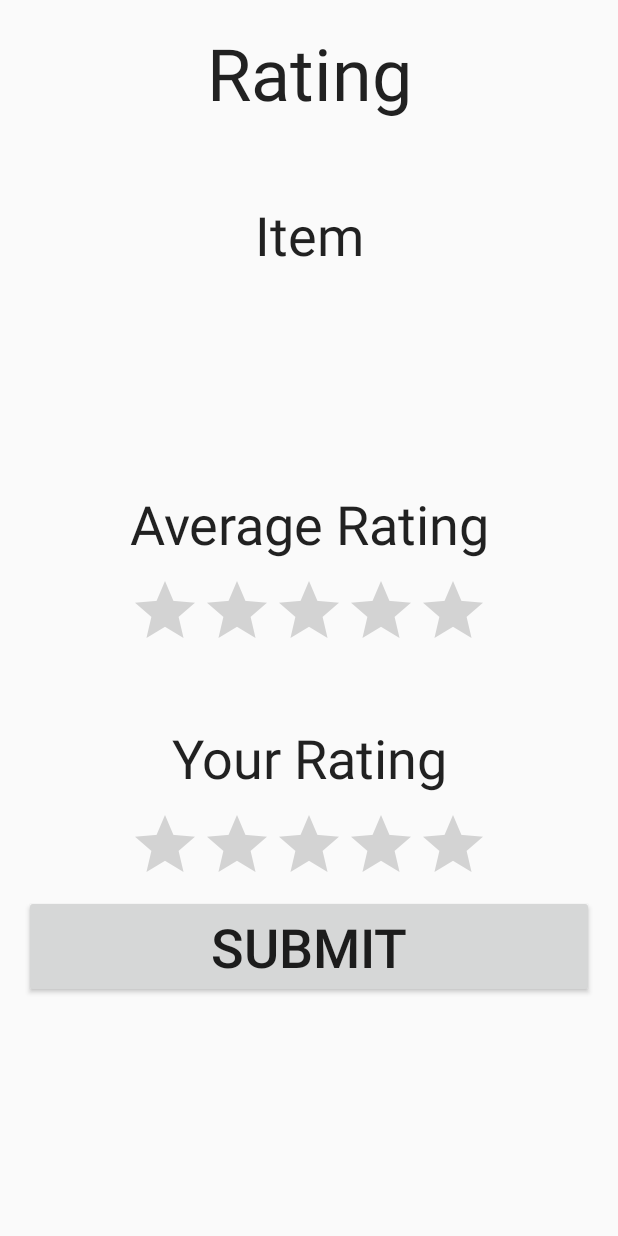
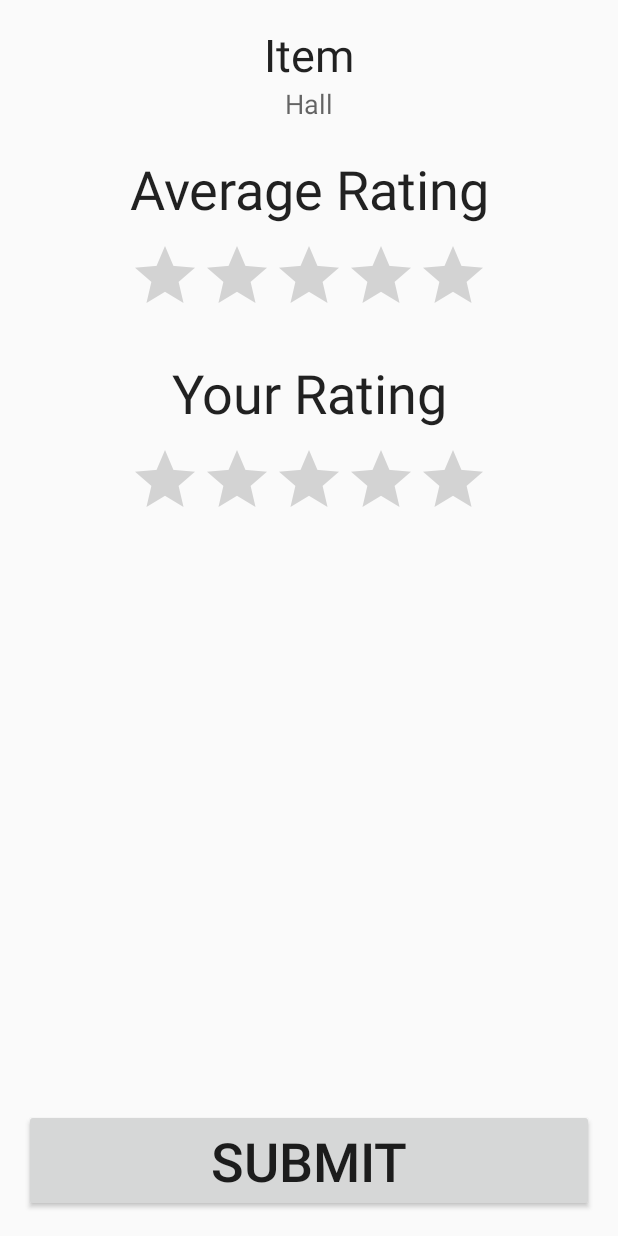
Before and after one commit to aschleicher2/HuskerDining, an Android app: the layout activity_rating.xml on its own in the app's theme, with its tools: preview values and no code run, on a phone screen of 412 x 824 dp. Run offline under Robolectric (Android 15) with nearby library versions, the light colour scheme and no system bars.

Commit message:
Updated layout and finished RatingActivity

```diff
--- a/HuskerDining/app/src/main/java/group12/huskerdining/InfoActivity.java
+++ b/HuskerDining/app/src/main/java/group12/huskerdining/InfoActivity.java
@@ -106,7 +106,7 @@ public class InfoActivity extends ActionBarActivity {
 
         Spinner s = (Spinner) findViewById(R.id.spinner_name);
         ArrayAdapter<String> adapter = new ArrayAdapter<String>(this,
-                android.R.layout.simple_spinner_dropdown_item, spinner);
+                android.R.layout.simple_list_item_1, spinner);
         s.setAdapter(adapter);
     }
     private void setHallHours(String hall_name) {
--- a/HuskerDining/app/src/main/java/group12/huskerdining/MenuActivity.java
+++ b/HuskerDining/app/src/main/java/group12/huskerdining/MenuActivity.java
@@ -35,7 +35,7 @@ public class MenuActivity extends ActionBarActivity {
             ArrayList<ArrayList<Object>> hallNameList = connect.execute("SELECT name FROM Hall " +
                     "JOIN Menu on hall_id = Hall.id " +
                     "WHERE Menu.id = " + menuId).get();
-            String hallName = (String)hallNameList.get(0).get(0);
+            final String hallName = (String)hallNameList.get(0).get(0);
             TextView name = (TextView)findViewById(R.id.diningHall_menu);
             name.setText(hallName);
 
@@ -49,7 +49,7 @@ public class MenuActivity extends ActionBarActivity {
                     + "JOIN MenuItem on item_id = MenuItem.id "
                     + "WHERE menu_id = " + menuId).get();
 
-            ArrayList<String> menuList = new ArrayList<String>();
+            final ArrayList<String> menuList = new ArrayList<String>();
             final ArrayList<Integer> itemIds = new ArrayList<Integer>();
 
             String currentCategory = "";
@@ -74,6 +74,8 @@ public class MenuActivity extends ActionBarActivity {
                     if(itemId != 0){
                         Intent intent = new Intent(view.getContext(), RatingActivity.class);
                         intent.putExtra("itemId",itemId);
+                        intent.putExtra("itemName",menuList.get(position));
+                        intent.putExtra("hallName",hallName);
                         startActivity(intent);
                     }
                 }
--- a/HuskerDining/app/src/main/java/group12/huskerdining/SelectionActivity.java
+++ b/HuskerDining/app/src/main/java/group12/huskerdining/SelectionActivity.java
@@ -133,7 +133,7 @@ public class SelectionActivity extends ActionBarActivity {
     public void addItemsOnTypeSpinner(){
         Spinner meal_type_dropdown = (Spinner)findViewById(R.id.spinner_meal);
         String[] items = new String[]{"Breakfast", "Lunch", "Dinner"};
-        ArrayAdapter<String> adapter = new ArrayAdapter<String>(this, android.R.layout.simple_spinner_item, items);
+        ArrayAdapter<String> adapter = new ArrayAdapter<String>(this, android.R.layout.simple_list_item_1, items);
         meal_type_dropdown.setAdapter(adapter);
         //meal_type_dropdown.setOnItemSelectedListener(new itemSelectedListener());
     }
@@ -163,7 +163,7 @@ public class SelectionActivity extends ActionBarActivity {
         for(int i=0; i<hall_names.size(); i++){
             items2[i] = hall_names.get(i).toString();
         }
-        ArrayAdapter<String> adapter2 = new ArrayAdapter<String>(this, android.R.layout.simple_spinner_item, items2);
+        ArrayAdapter<String> adapter2 = new ArrayAdapter<String>(this, android.R.layout.simple_list_item_1, items2);
         dining_hall_dropdown.setAdapter(adapter2);
     }
 
--- a/HuskerDining/app/src/main/res/layout/activity_menu.xml
+++ b/HuskerDining/app/src/main/res/layout/activity_menu.xml
@@ -25,7 +25,7 @@
         android:text="Hall name"
         android:id="@+id/diningHall_menu"
         android:gravity="center_horizontal"
-        android:textSize="@dimen/abc_action_button_min_width_overflow_material"
+        android:textSize="25dp"
         android:layout_alignParentTop="true"
         android:layout_alignParentLeft="true"
         android:layout_alignParentStart="true"
@@ -43,6 +43,7 @@
         android:layout_alignParentLeft="true"
         android:layout_alignParentStart="true"
         android:layout_alignParentRight="true"
-        android:layout_alignParentEnd="true" />
+        android:layout_alignParentEnd="true"
+        android:textSize="20dp" />
 
 </RelativeLayout>
--- a/HuskerDining/app/src/main/res/layout/activity_rating.xml
+++ b/HuskerDining/app/src/main/res/layout/activity_rating.xml
@@ -10,40 +10,25 @@
         android:layout_width="wrap_content"
         android:layout_height="wrap_content"
         android:textAppearance="?android:attr/textAppearanceLarge"
-        android:text="Rating"
-        android:id="@+id/text_rating"
-        android:textSize="@android:dimen/app_icon_size"
-        android:gravity="center_horizontal"
-        android:paddingBottom="10dp"
-        android:layout_alignParentRight="true"
-        android:layout_alignParentEnd="true"
-        android:layout_alignParentLeft="true"
-        android:layout_alignParentStart="true" />
-
-    <TextView
-        android:layout_width="wrap_content"
-        android:layout_height="wrap_content"
-        android:textAppearance="?android:attr/textAppearanceLarge"
         android:text="Item"
         android:id="@+id/text_item"
-        android:textSize="@dimen/abc_action_button_min_width_overflow_material"
+        android:textSize="30dp"
         android:gravity="center_horizontal"
-        android:paddingBottom="10dp"
-        android:layout_below="@+id/text_rating"
+        android:layout_alignParentTop="true"
         android:layout_alignParentLeft="true"
         android:layout_alignParentStart="true"
-        android:layout_marginTop="41dp"
-        android:layout_alignRight="@+id/text_rating"
-        android:layout_alignEnd="@+id/text_rating" />
+        android:layout_alignParentRight="true"
+        android:layout_alignParentEnd="true" />
 
     <RatingBar
         android:layout_width="wrap_content"
         android:layout_height="wrap_content"
         android:id="@+id/ratingBar"
-        android:layout_centerVertical="true"
         android:layout_centerHorizontal="true"
         android:stepSize="0.5"
-        android:isIndicator="true"/>
+        android:isIndicator="true"
+        android:layout_below="@+id/text_AverageRating"
+        android:paddingBottom="20dp" />
 
     <TextView
         android:layout_width="wrap_content"
@@ -54,11 +39,11 @@
         android:textSize="@dimen/abc_action_button_min_width_overflow_material"
         android:gravity="center_horizontal"
         android:paddingBottom="10dp"
-        android:layout_above="@+id/ratingBar"
         android:layout_alignRight="@+id/text_item"
         android:layout_alignEnd="@+id/text_item"
         android:layout_alignParentLeft="true"
-        android:layout_alignParentStart="true" />
+        android:layout_alignParentStart="true"
+        android:layout_below="@+id/text_hall" />
 
     <TextView
         android:layout_width="wrap_content"
@@ -69,20 +54,19 @@
         android:textSize="@dimen/abc_action_button_min_width_overflow_material"
         android:gravity="center_horizontal"
         android:paddingBottom="10dp"
-        android:layout_below="@+id/ratingBar"
-        android:layout_marginTop="40dp"
         android:layout_alignRight="@+id/text_AverageRating"
         android:layout_alignEnd="@+id/text_AverageRating"
         android:layout_alignParentLeft="true"
-        android:layout_alignParentStart="true" />
+        android:layout_alignParentStart="true"
+        android:layout_below="@+id/ratingBar" />
 
     <RatingBar
         android:layout_width="wrap_content"
         android:layout_height="wrap_content"
         android:id="@+id/ratingBar2"
-        android:layout_below="@+id/text_YourRating"
         android:layout_centerHorizontal="true"
-        android:stepSize="0.5" />
+        android:stepSize="0.5"
+        android:layout_below="@+id/text_YourRating" />
 
     <Button
         android:layout_width="wrap_content"
@@ -92,10 +76,20 @@
         android:clickable="false"
         android:textSize="@dimen/abc_action_button_min_width_overflow_material"
         android:gravity="center_horizontal"
-        android:layout_below="@+id/ratingBar2"
+        android:layout_alignParentBottom="true"
+        android:layout_alignParentLeft="true"
+        android:layout_alignParentStart="true"
         android:layout_alignParentRight="true"
-        android:layout_alignParentEnd="true"
-        android:layout_alignParentLeft="true"
-        android:layout_alignParentStart="true" />
+        android:layout_alignParentEnd="true" />
+
+    <TextView
+        android:layout_width="wrap_content"
+        android:layout_height="wrap_content"
+        android:textAppearance="?android:attr/textAppearanceMedium"
+        android:text="Hall"
+        android:id="@+id/text_hall"
+        android:layout_below="@+id/text_item"
+        android:layout_centerHorizontal="true"
+        android:paddingBottom="20dp" />
 
 </RelativeLayout>
```
Also changed, not shown: HuskerDining/app/src/main/java/group12/huskerdining/RatingActivity.java (+9 -1 lines), HuskerDining/app/src/main/res/layout/activity_info.xml (+47 -40 lines), HuskerDining/app/src/main/res/layout/activity_selection.xml (+5 -20 lines).
